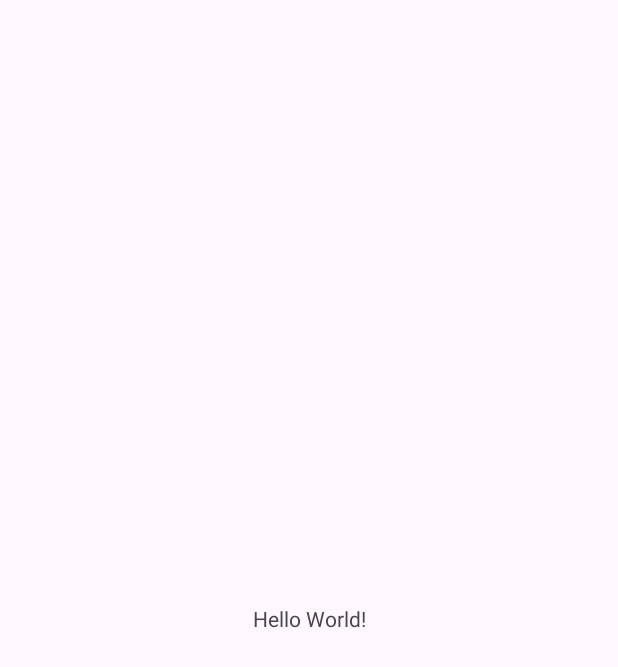
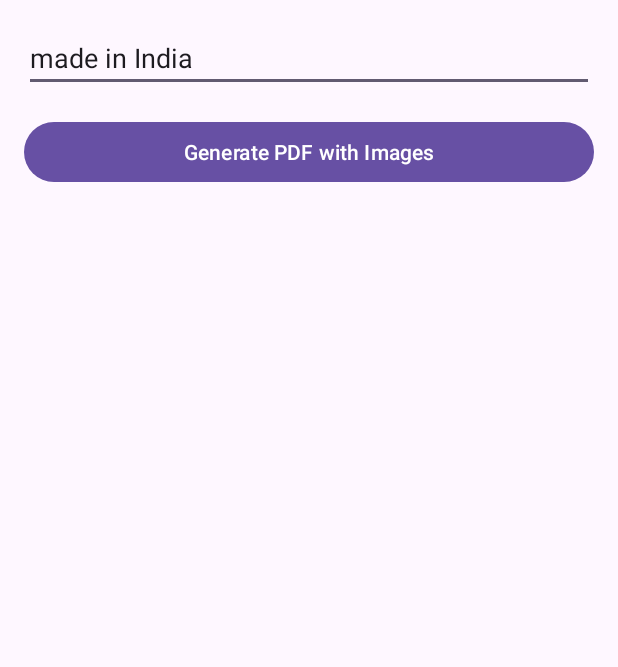
Before and after one commit to Shrey1029/android_java_pdf_annotations, an Android app: the screen it shows after launch (MainActivity), on a phone screen of 412 x 824 dp. Before the commit the part shown is almost empty. Shown: the top 667 px of the screen. Run offline under Robolectric (Android 15) with nearby library versions, the phone set to English and light mode, and no system bars; libraries missing offline, so code that uses them is left out: com.tom_roush.pdfbox; 1 statement that could not run was skipped.

Commit message:
feat: add annotation pdf generation

```diff
--- /dev/null
+++ b/app/src/main/java/com/technikh/java_pdf_annotations/domain/PdfGenerator.java
@@ -0,0 +1,58 @@
+package com.technikh.java_pdf_annotations.domain;
+
+import android.content.Context;
+
+import com.tom_roush.pdfbox.android.PDFBoxResourceLoader;
+import com.tom_roush.pdfbox.pdmodel.PDDocument;
+import com.tom_roush.pdfbox.pdmodel.PDPage;
+import com.tom_roush.pdfbox.pdmodel.PDPageContentStream;
+import com.tom_roush.pdfbox.pdmodel.common.PDRectangle;
+import com.tom_roush.pdfbox.pdmodel.graphics.image.PDImageXObject;
+import com.tom_roush.pdfbox.pdmodel.font.PDType1Font;
+import java.io.File;
+import java.io.IOException;
+import java.util.List;
+
+public class PdfGenerator {
+    public PdfGenerator(Context context) {
+        PDFBoxResourceLoader.init(context);
+    }
+
+    public void createPdfWithAnnotations(List<String> imagePaths, File outputFile, String annotationText) throws IOException {
+        try (PDDocument document = new PDDocument()) {
+            for (String imagePath : imagePaths) {
+
+                PDPage page = new PDPage(PDRectangle.A4);
+                document.addPage(page);
+
+                float pageHeight = page.getMediaBox().getHeight();
+                float pageWidth = page.getMediaBox().getWidth();
+
+                // Add image
+                PDImageXObject pdImage = PDImageXObject.createFromFile(imagePath, document);
+
+                float originalWidth = pdImage.getWidth();
+                float originalHeight = pdImage.getHeight();
+                float scaleFactor = pageWidth / originalWidth;
+                float imageHeight = originalHeight * scaleFactor;
+
+                try (PDPageContentStream contentStream = new PDPageContentStream(document, page)) {
+                    contentStream.beginText();
+                    contentStream.setFont(PDType1Font.HELVETICA_BOLD, 12);
+
+                    float textWidth = PDType1Font.HELVETICA_BOLD.getStringWidth(annotationText) / 1000 * 12;
+                    float textX = (pageWidth - textWidth) / 2;
+                    float textY = pageHeight - 30;
+
+                    contentStream.newLineAtOffset(textX, textY);
+                    contentStream.showText(annotationText);
+                    contentStream.endText();
+
+                    contentStream.drawImage(pdImage, 0, pageHeight - imageHeight - 40, pageWidth, imageHeight);
+                }
+            }
+
+            document.save(outputFile);
+        }
+    }
+}
--- /dev/null
+++ b/app/src/main/java/com/technikh/java_pdf_annotations/presentation/MainActivity.java
@@ -0,0 +1,86 @@
+package com.technikh.java_pdf_annotations.presentation;
+
+import android.content.Intent;
+import android.net.Uri;
+import android.os.Bundle;
+import android.widget.EditText;
+import android.widget.Toast;
+import androidx.activity.result.ActivityResultLauncher;
+import androidx.activity.result.contract.ActivityResultContracts;
+import androidx.appcompat.app.AppCompatActivity;
+import androidx.core.content.FileProvider;
+import androidx.lifecycle.ViewModelProvider;
+import com.technikh.java_pdf_annotations.R;
+import java.io.File;
+
+public class MainActivity extends AppCompatActivity {
+    private MainViewModel viewModel;
+    private EditText etAnnotationText;
+
+    private final ActivityResultLauncher<String> getContent = registerForActivityResult(
+            new ActivityResultContracts.GetMultipleContents(),
+            uris -> {
+                if (uris != null) {
+                    if (uris.size() != 5) {
+                        Toast.makeText(this, "Please select exactly 5 images", Toast.LENGTH_SHORT).show();
+                        return;
+                    }
+                    viewModel.processImagesAndGeneratePdf(uris);
+                }
+            }
+    );
+
+    @Override
+    protected void onCreate(Bundle savedInstanceState) {
+        super.onCreate(savedInstanceState);
+        setContentView(R.layout.activity_main);
+
+        viewModel = new ViewModelProvider(this).get(MainViewModel.class);
+        etAnnotationText = findViewById(R.id.et_annotation_text);
+
+        setupObservers();
+        setupClickListeners();
+    }
+
+    private void setupClickListeners() {
+        findViewById(R.id.btn_generate_pdf).setOnClickListener(v -> {
+            String annotationText = etAnnotationText.getText().toString().trim();
+            if (annotationText.isEmpty()) {
+                Toast.makeText(this, "Please enter annotation text", Toast.LENGTH_SHORT).show();
+                return;
+            }
+            viewModel.setAnnotationText(annotationText);
+            getContent.launch("image/*");
+        });
+    }
+
+    private void setupObservers() {
+        viewModel.getIsPdfGenerated().observe(this, isGenerated -> {
+            if (isGenerated) {
+                openPdfFile(new File(viewModel.getLastGeneratedPdfPath()));
+            }
+        });
+
+        viewModel.getErrorMessage().observe(this, error -> {
+            if (error != null && !error.isEmpty()) {
+                Toast.makeText(this, error, Toast.LENGTH_SHORT).show();
+            }
+        });
+    }
+
+    private void openPdfFile(File pdfFile) {
+        try {
+            Uri pdfUri = FileProvider.getUriForFile(this,
+                    getApplicationContext().getPackageName() + ".provider",
+                    pdfFile);
+
+            Intent intent = new Intent(Intent.ACTION_VIEW);
+            intent.setDataAndType(pdfUri, "application/pdf");
+            intent.setFlags(Intent.FLAG_GRANT_READ_URI_PERMISSION);
+
+            startActivity(Intent.createChooser(intent, "Open PDF with..."));
+        } catch (Exception e) {
+            Toast.makeText(this, "Error opening PDF: " + e.getMessage(), Toast.LENGTH_SHORT).show();
+        }
+    }
+}
--- a/app/src/main/res/layout/activity_main.xml
+++ b/app/src/main/res/layout/activity_main.xml
@@ -1,19 +1,31 @@
 <?xml version="1.0" encoding="utf-8"?>
-<androidx.constraintlayout.widget.ConstraintLayout xmlns:android="http://schemas.android.com/apk/res/android"
-    xmlns:app="http://schemas.android.com/apk/res-auto"
-    xmlns:tools="http://schemas.android.com/tools"
-    android:id="@+id/main"
+<LinearLayout xmlns:android="http://schemas.android.com/apk/res/android"
     android:layout_width="match_parent"
     android:layout_height="match_parent"
-    tools:context=".MainActivity">
+    android:orientation="vertical"
+    android:padding="16dp">
+
+    <EditText
+        android:id="@+id/et_annotation_text"
+        android:layout_width="match_parent"
+        android:layout_height="wrap_content"
+        android:hint="Enter annotation text"
+        android:text="made in India"
+        android:layout_marginBottom="16dp"/>
+
+    <Button
+        android:id="@+id/btn_generate_pdf"
+        android:layout_width="match_parent"
+        android:layout_height="wrap_content"
+        android:text="Generate PDF with Images" />
 
     <TextView
-        android:layout_width="wrap_content"
+        android:id="@+id/tv_generated_pdf"
+        android:layout_width="match_parent"
         android:layout_height="wrap_content"
-        android:text="Hello World!"
-        app:layout_constraintBottom_toBottomOf="parent"
-        app:layout_constraintEnd_toEndOf="parent"
-        app:layout_constraintStart_toStartOf="parent"
-        app:layout_constraintTop_toTopOf="parent" />
+        android:layout_marginTop="16dp"
+        android:textSize="16sp"
+        android:gravity="center"
+        android:visibility="gone"/>
 
-</androidx.constraintlayout.widget.ConstraintLayout>
+</LinearLayout>
--- a/build.gradle.kts
+++ b/build.gradle.kts
@@ -1,4 +1,7 @@
 // Top-level build file where you can add configuration options common to all sub-projects/modules.
 plugins {
     alias(libs.plugins.android.application) apply false
+    alias(libs.plugins.jetbrains.kotlin.android) apply false
+    alias(libs.plugins.compose.compiler) apply false
+    alias(libs.plugins.ksp)
 }
```
Also changed, not shown: app/build.gradle.kts (+16 -2 lines), app/src/main/AndroidManifest.xml (+15 -1 lines), app/src/main/java/com/technikh/java_pdf_annotations/MainActivity.java (deleted, +0 -19 lines), app/src/main/java/com/technikh/java_pdf_annotations/presentation/MainViewModel.java (added, +137 -0 lines), app/src/main/res/layout/item_image.xml (added, +29 -0 lines), app/src/main/res/xml/file_paths.xml (added, +9 -0 lines), gradle/libs.versions.toml (+17 -2 lines).
